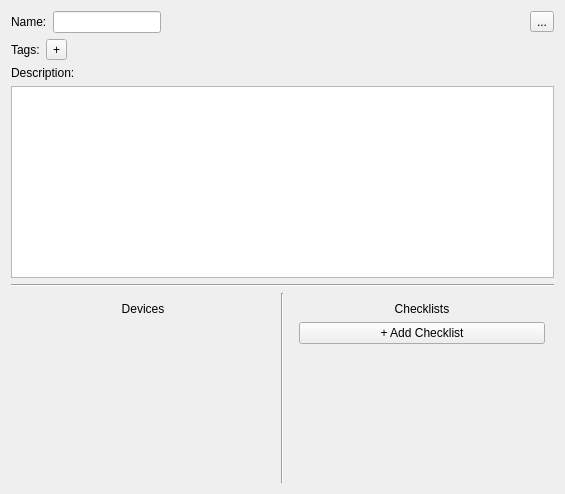
Old version of the form atef/ui/config_group.ui in the repository pcdshub/atef.
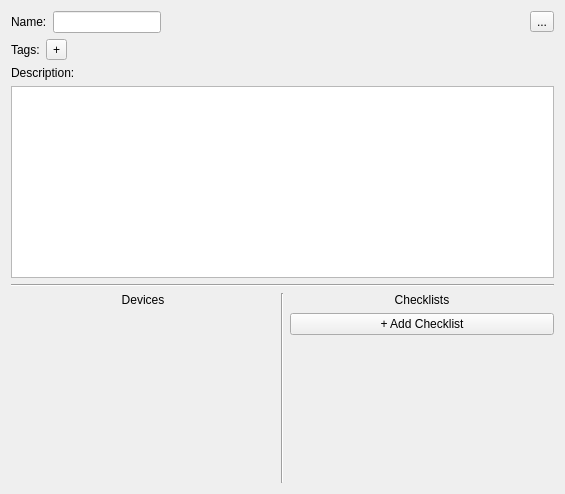
New version of the form.

Commit message: ENH: remove the extra margins in the config group columns

```diff
--- a/atef/ui/config_group.ui
+++ b/atef/ui/config_group.ui
@@ -121,8 +121,17 @@
      <item>
       <widget class="QWidget" name="devices_container" native="true">
        <layout class="QVBoxLayout" name="devices_container_layout">
+        <property name="leftMargin">
+         <number>0</number>
+        </property>
+        <property name="topMargin">
+         <number>0</number>
+        </property>
+        <property name="rightMargin">
+         <number>0</number>
+        </property>
         <property name="bottomMargin">
-         <number>1</number>
+         <number>0</number>
         </property>
         <item>
          <widget class="QLabel" name="label_4">
@@ -167,8 +176,17 @@
      <item>
       <widget class="QWidget" name="checklists_container" native="true">
        <layout class="QVBoxLayout" name="checklists_container_layout">
+        <property name="leftMargin">
+         <number>0</number>
+        </property>
+        <property name="topMargin">
+         <number>0</number>
+        </property>
+        <property name="rightMargin">
+         <number>0</number>
+        </property>
         <property name="bottomMargin">
-         <number>1</number>
+         <number>0</number>
         </property>
         <item>
          <widget class="QLabel" name="label_5">
```
